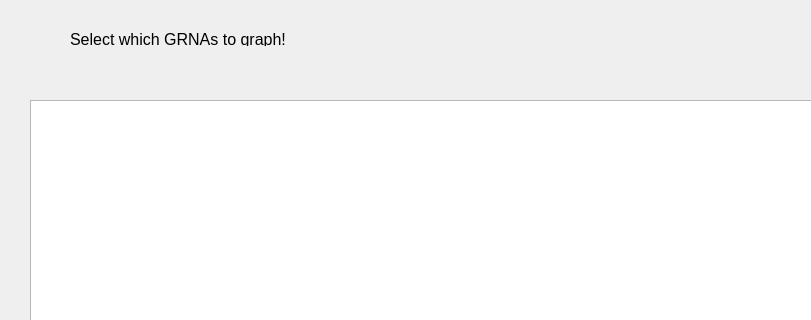
Old version of the form select_grnas.ui in the repository ddooley2/CASPERapp_2.0; both pictures show x 0 to 811 and y 0 to 320 of the 928 by 688 pixel window.
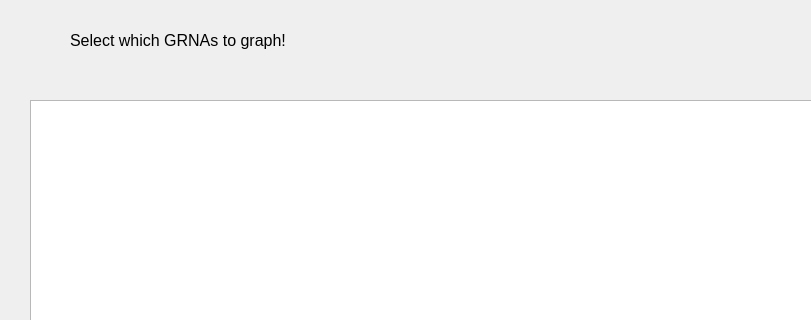
New version of the form.

Commit message: the table now shows all of the data

The edit to the form file:
```diff
--- a/select_grnas.ui
+++ b/select_grnas.ui
@@ -44,9 +44,9 @@
     <property name="geometry">
      <rect>
       <x>70</x>
-      <y>30</y>
+      <y>20</y>
       <width>651</width>
-      <height>16</height>
+      <height>41</height>
      </rect>
     </property>
     <property name="text">
```
The commit also changes 2 other files.
